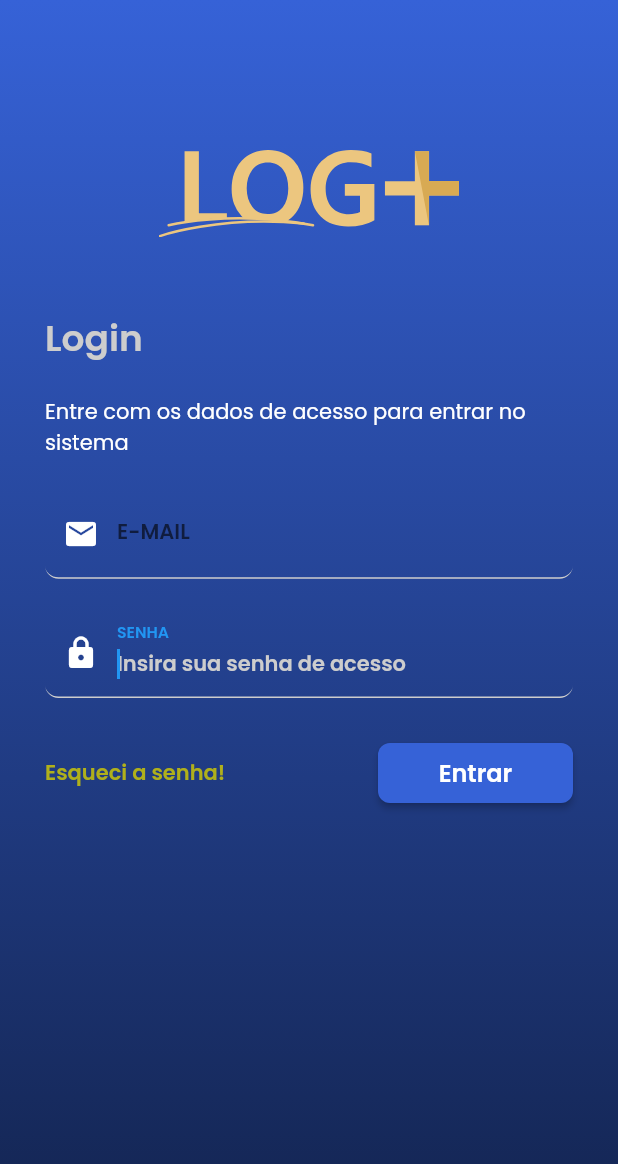
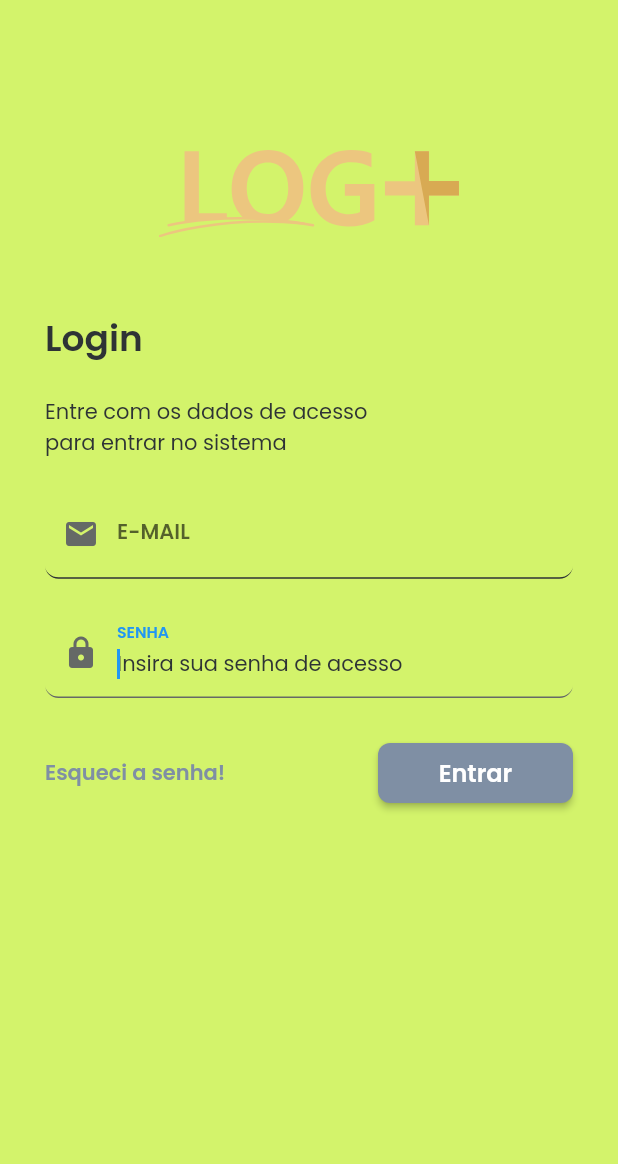
Before and after one commit to rmarcellino73/logitex-motorista, a Flutter app: the screen it shows after launch, on a phone screen of 412 x 824 dp. Shown: the top 1164 px of the screen. Run offline on Flutter 3.47's test engine with Material 2 defaults, Android fonts, the phone set to English and light mode, and no system bars; drawn by our look-alikes of auto_size_text; our stand-ins replace built_collection, built_value, cached_network_image, cloud_firestore, file_picker, firebase_auth and 17 more; missing offline and left inert: dash_chat, flutter_barcode_scanner, json_path, mime_type; accounts and stored records are empty.

Commit message:
Updating to latest FlutterFlow output.

```diff
--- a/lib/allchats/allchats_widget.dart
+++ b/lib/allchats/allchats_widget.dart
@@ -21,6 +21,7 @@ class _AllchatsWidgetState extends State<AllchatsWidget> {
   Widget build(BuildContext context) {
     return Scaffold(
       key: scaffoldKey,
+      backgroundColor: Colors.white,
       appBar: AppBar(
         backgroundColor: Colors.white,
         automaticallyImplyLeading: false,
@@ -83,7 +84,7 @@ class _AllchatsWidgetState extends State<AllchatsWidget> {
                     width: 50,
                     height: 50,
                     child: CircularProgressIndicator(
-                      color: FlutterFlowTheme.of(context).primaryColor,
+                      color: Color(0xFF656966),
                     ),
                   ),
                 );
--- a/lib/chatconversa/chatconversa_widget.dart
+++ b/lib/chatconversa/chatconversa_widget.dart
@@ -144,7 +144,7 @@ class _ChatconversaWidgetState extends State<ChatconversaWidget> {
                     width: 50,
                     height: 50,
                     child: CircularProgressIndicator(
-                      color: FlutterFlowTheme.of(context).primaryColor,
+                      color: Color(0xFF656966),
                     ),
                   ),
                 ),
--- a/lib/clientescoletados/clientescoletados_widget.dart
+++ b/lib/clientescoletados/clientescoletados_widget.dart
@@ -130,8 +130,7 @@ class _ClientescoletadosWidgetState extends State<ClientescoletadosWidget> {
                                     width: 50,
                                     height: 50,
                                     child: CircularProgressIndicator(
-                                      color: FlutterFlowTheme.of(context)
-                                          .primaryColor,
+                                      color: Color(0xFF656966),
                                     ),
                                   ),
                                 );
--- a/lib/flutter_flow/internationalization.dart
+++ b/lib/flutter_flow/internationalization.dart
@@ -1,5 +1,8 @@
 import 'package:flutter/material.dart';
 import 'package:flutter/foundation.dart';
+import 'package:shared_preferences/shared_preferences.dart';
+
+const _kLocaleStorageKey = '__locale_key__';
 
 class FFLocalizations {
   FFLocalizations(this.locale);
@@ -10,6 +13,16 @@ class FFLocalizations {
       Localizations.of<FFLocalizations>(context, FFLocalizations)!;
 
   static List<String> languages() => ['en'];
+
+  static late SharedPreferences _prefs;
+  static Future initialize() async =>
+      _prefs = await SharedPreferences.getInstance();
+  static Future storeLocale(String locale) =>
+      _prefs.setString(_kLocaleStorageKey, locale);
+  static Locale? getStoredLocale() {
+    final locale = _prefs.getString(_kLocaleStorageKey);
+    return locale != null && locale.isNotEmpty ? createLocale(locale) : null;
+  }
 
   String get languageCode => locale.toString();
   int get languageIndex => languages().contains(languageCode)
--- a/lib/flutter_flow/nav/nav.dart
+++ b/lib/flutter_flow/nav/nav.dart
@@ -303,9 +303,9 @@ class FFRoute {
               : builder(context, ffParams);
           final child = appStateNotifier.loading
               ? Container(
-                  color: Colors.transparent,
+                  color: Color(0xFFD3F36B),
                   child: Image.asset(
-                    'assets/images/splash.png',
+                    'assets/images/wallpaper.svg',
                     fit: BoxFit.cover,
                   ),
                 )
--- a/lib/inviteusers/inviteusers_widget.dart
+++ b/lib/inviteusers/inviteusers_widget.dart
@@ -97,8 +97,7 @@ class _InviteusersWidgetState extends State<InviteusersWidget> {
                                     width: 50,
                                     height: 50,
                                     child: CircularProgressIndicator(
-                                      color: FlutterFlowTheme.of(context)
-                                          .primaryColor,
+                                      color: Color(0xFF656966),
                                     ),
                                   ),
                                 );
--- a/lib/login/login_widget.dart
+++ b/lib/login/login_widget.dart
@@ -37,7 +37,6 @@ class _LoginWidgetState extends State<LoginWidget> {
   Widget build(BuildContext context) {
     return Scaffold(
       key: scaffoldKey,
-      backgroundColor: FlutterFlowTheme.of(context).primaryBackground,
       body: GestureDetector(
         onTap: () => FocusScope.of(context).unfocus(),
         child: Column(
@@ -47,12 +46,7 @@ class _LoginWidgetState extends State<LoginWidget> {
               child: Container(
                 width: MediaQuery.of(context).size.width,
                 decoration: BoxDecoration(
-                  gradient: LinearGradient(
-                    colors: [Color(0xFF3662D7), Color(0xFF132450)],
-                    stops: [0, 1],
-                    begin: AlignmentDirectional(0, -1),
-                    end: AlignmentDirectional(0, 1),
-                  ),
+                  color: Color(0xFFD3F36B),
                 ),
                 child: Column(
                   mainAxisSize: MainAxisSize.max,
@@ -80,7 +74,7 @@ class _LoginWidgetState extends State<LoginWidget> {
                             'Login',
                             style: FlutterFlowTheme.of(context).title1.override(
                                   fontFamily: 'Poppins',
-                                  color: Color(0xFFCDCDCD),
+                                  color: Color(0xFF2E3335),
                                 ),
                           ),
                         ],
@@ -93,13 +87,13 @@ class _LoginWidgetState extends State<LoginWidget> {
                         children: [
                           Expanded(
                             child: Text(
-                              'Entre com os dados de acesso para entrar no sistema',
+                              'Entre com os dados de acesso\npara entrar no sistema',
                               textAlign: TextAlign.start,
                               style: FlutterFlowTheme.of(context)
                                   .bodyText1
                                   .override(
                                     fontFamily: 'Poppins',
-                                    color: Colors.white,
+                                    color: Color(0xFF2E3335),
                                     fontWeight: FontWeight.normal,
                                   ),
                             ),
@@ -123,18 +117,19 @@ class _LoginWidgetState extends State<LoginWidget> {
                                     .bodyText2
                                     .override(
                                       fontFamily: 'Poppins',
-                                      color: Color(0xFFCDCDCD),
+                                      color: Color(0xFF2E3335),
+                                      fontWeight: FontWeight.normal,
                                     ),
                                 enabledBorder: UnderlineInputBorder(
                                   borderSide: BorderSide(
-                                    color: Color(0xFFCDCDCD),
+                                    color: Color(0xFF2E3335),
                                     width: 1,
                                   ),
                                   borderRadius: BorderRadius.circular(9),
                                 ),
                                 focusedBorder: UnderlineInputBorder(
                                   borderSide: BorderSide(
-                                    color: Color(0xFFCDCDCD),
+                                    color: Color(0xFF2E3335),
                                     width: 1,
                                   ),
                                   borderRadius: BorderRadius.circular(9),
@@ -155,14 +150,14 @@ class _LoginWidgetState extends State<LoginWidget> {
                                 ),
                                 prefixIcon: Icon(
                                   Icons.mail,
-                                  color: Colors.white,
+                                  color: Color(0xFF656966),
                                 ),
                               ),
                               style: FlutterFlowTheme.of(context)
                                   .bodyText1
                                   .override(
                                     fontFamily: 'Poppins',
-                                    color: Color(0xFFCDCDCD),
+                                    color: Color(0xFF2E3335),
                                   ),
                               keyboardType: TextInputType.emailAddress,
                             ),
@@ -187,18 +182,19 @@ class _LoginWidgetState extends State<LoginWidget> {
                                     .bodyText2
                                     .override(
                                       fontFamily: 'Poppins',
-                                      color: Color(0xFFCDCDCD),
+                                      color: Color(0xFF2E3335),
+                                      fontWeight: FontWeight.normal,
                                     ),
                                 enabledBorder: UnderlineInputBorder(
                                   borderSide: BorderSide(
-                                    color: Color(0xFFCDCDCD),
+                                    color: Color(0xFF656966),
                                     width: 1,
                                   ),
                                   borderRadius: BorderRadius.circular(9),
                                 ),
                                 focusedBorder: UnderlineInputBorder(
                                   borderSide: BorderSide(
-                                    color: Color(0xFFCDCDCD),
+                                    color: Color(0xFF656966),
                                     width: 1,
                                   ),
                                   borderRadius: BorderRadius.circular(9),
@@ -219,14 +215,14 @@ class _LoginWidgetState extends State<LoginWidget> {
                                 ),
                                 prefixIcon: Icon(
                                   Icons.lock_rounded,
-                                  color: Colors.white,
+                                  color: Color(0xFF656966),
                                 ),
                               ),
                               style: FlutterFlowTheme.of(context)
                                   .bodyText1
                                   .override(
                                     fontFamily: 'Poppins',
-                                    color: Color(0xFFCDCDCD),
+                                    color: Color(0xFF2E3335),
                                   ),
                             ),
                           ),
@@ -244,7 +240,7 @@ class _LoginWidgetState extends State<LoginWidget> {
                             style:
                                 FlutterFlowTheme.of(context).bodyText1.override(
                                       fontFamily: 'Poppins',
-                                      color: Color(0xFFB0B01B),
+                                      color: Color(0xFF7F8FA4),
                                     ),
                           ),
                           FFButtonWidget(
@@ -286,7 +282,7 @@ class _LoginWidgetState extends State<LoginWidget> {
                             options: FFButtonOptions(
                               width: 130,
                               height: 40,
-                              color: Color(0xFF3662D7),
+                              color: Color(0xFF7F8FA4),
                               textStyle: FlutterFlowTheme.of(context)
                                   .subtitle2
                                   .override(
--- a/lib/main.dart
+++ b/lib/main.dart
@@ -62,8 +62,10 @@ class _MyAppState extends State<MyApp> {
     super.dispose();
   }
 
-  void setLocale(String language) =>
-      setState(() => _locale = createLocale(language));
+  void setLocale(String language) {
+    setState(() => _locale = createLocale(language));
+  }
+
   void setThemeMode(ThemeMode mode) => setState(() {
         _themeMode = mode;
         FlutterFlowTheme.saveThemeMode(mode);
```
Also changed, not shown: lib/detalhe_coleta/detalhe_coleta_widget.dart (+39 -70 lines), lib/flutter_flow/flutter_flow_util.dart (+6 -2 lines), lib/inicial/inicial_widget.dart (+42 -22 lines), lib/menu/menu_widget.dart (+24 -19 lines), assets/images/app_launcher_icon.png, assets/images/ic-menu.svg (added), assets/images/splash.png (deleted), assets/images/wallpaper.svg (added), 1 other file.
